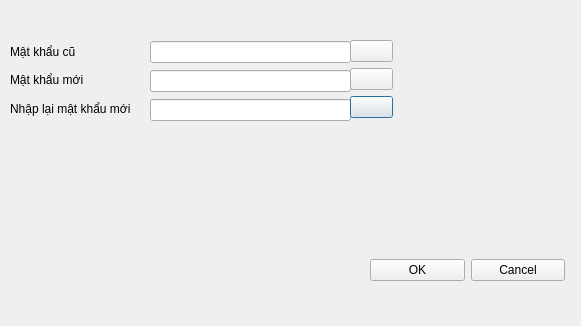
minhnt29/Graduation_GUI, file password_panel.ui: the form before one commit.
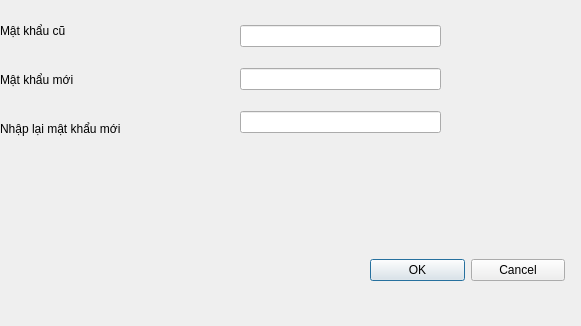
The form after the commit. Icons and pictures are not drawn.

Diff of the .ui file:
```diff
--- a/password_panel.ui
+++ b/password_panel.ui
@@ -16,10 +16,10 @@
   <widget class="QWidget" name="gridLayoutWidget">
    <property name="geometry">
     <rect>
-     <x>10</x>
-     <y>40</y>
-     <width>141</width>
-     <height>80</height>
+     <x>0</x>
+     <y>9</y>
+     <width>241</width>
+     <height>141</height>
     </rect>
    </property>
    <layout class="QGridLayout" name="gridLayout">
@@ -49,10 +49,10 @@
   <widget class="QWidget" name="gridLayoutWidget_2">
    <property name="geometry">
     <rect>
-     <x>150</x>
-     <y>40</y>
+     <x>240</x>
+     <y>10</y>
      <width>201</width>
-     <height>82</height>
+     <height>141</height>
     </rect>
    </property>
    <layout class="QGridLayout" name="gridLayout_2">
@@ -67,56 +67,11 @@
     </item>
    </layout>
   </widget>
-  <widget class="QWidget" name="gridLayoutWidget_3">
-   <property name="geometry">
-    <rect>
-     <x>350</x>
-     <y>40</y>
-     <width>43</width>
-     <height>81</height>
-    </rect>
-   </property>
-   <layout class="QGridLayout" name="gridLayout_3">
-    <item row="2" column="0">
-     <widget class="QPushButton" name="pushButton_ShowRewriteNewPassword">
-      <property name="text">
-       <string/>
-      </property>
-      <property name="icon">
-       <iconset>
-        <normaloff>resources/show.png</normaloff>resources/show.png</iconset>
-      </property>
-     </widget>
-    </item>
-    <item row="0" column="0">
-     <widget class="QPushButton" name="pushButton_ShowOldPassword">
-      <property name="text">
-       <string/>
-      </property>
-      <property name="icon">
-       <iconset>
-        <normaloff>resources/show.png</normaloff>resources/show.png</iconset>
-      </property>
-     </widget>
-    </item>
-    <item row="1" column="0">
-     <widget class="QPushButton" name="pushButton_ShowNewPassword">
-      <property name="text">
-       <string/>
-      </property>
-      <property name="icon">
-       <iconset>
-        <normaloff>resources/show.png</normaloff>resources/show.png</iconset>
-      </property>
-     </widget>
-    </item>
-   </layout>
-  </widget>
   <widget class="QLabel" name="lable_PasswordStatus">
    <property name="geometry">
     <rect>
-     <x>90</x>
-     <y>150</y>
+     <x>50</x>
+     <y>160</y>
      <width>431</width>
      <height>61</height>
     </rect>
```
Left out of the diff: 2 changed lines with no effect on the pictures.
